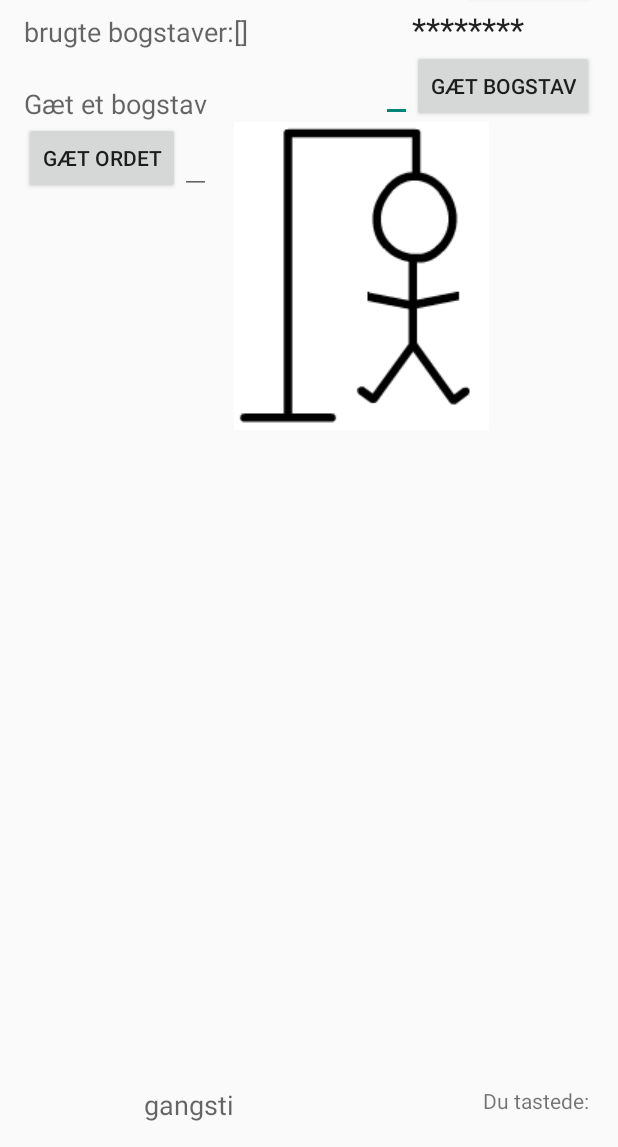
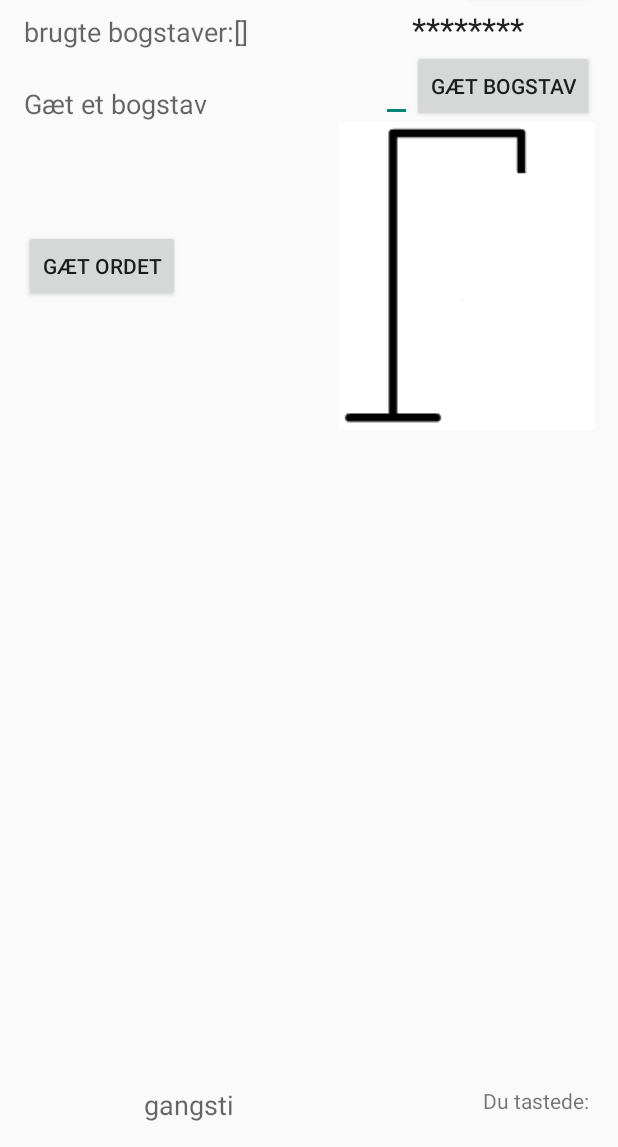
Before and after one commit to jma73/Galgeleg, an Android app: the screen it shows after launch (GalgelejActivity), after a tap on "GÆT BOGSTAV", on a phone screen of 412 x 824 dp, the part 89-1236 px from its top. Run offline under Robolectric (Android 15) with nearby library versions, the phone set to English and light mode, and no system bars; 2 other taps on this screen came first.

Commit message:
mere på plads.
men havde computeren løb tør for strøm, og det var Android Studio ikke glad for. mistede settings, og fx. projectets git forbindelse forsvandt.
Det ser ok ud nu, men det skal testes...

```diff
--- a/app/src/main/java/dk/jpeace/jan/galgeleg/GalgelejActivity.java
+++ b/app/src/main/java/dk/jpeace/jan/galgeleg/GalgelejActivity.java
@@ -20,6 +20,8 @@ import java.util.ArrayList;
 public class GalgelejActivity extends Activity implements OnClickListener {
 
     Galgelogik gl;
+    private int guessCounter;
+    private int guessMax = 6;
 
     private Button buttonSpil;
     private TextView editviewTest;
@@ -30,22 +32,30 @@ public class GalgelejActivity extends Activity implements OnClickListener {
     private TextView textViewDebug;
     private TextView textViewSynligtOrd;
     private TextView textViewBrugteBogst;
+    private Button buttonGætOrdet;
+    private EditText editTextGætOrdet;
 
     @Override
     protected void onCreate(Bundle savedInstanceState) {
         super.onCreate(savedInstanceState);
         setContentView(R.layout.activity_galgelej);
 
+        guessCounter = 0;
         editviewTest = (TextView)findViewById(R.id.textView);
         textView2Show = (TextView)findViewById(R.id.textViewOrdet);
         textViewDebug = (TextView)findViewById(R.id.textViewDebug);
         textViewSynligtOrd = (TextView)findViewById(R.id.textViewSynligtOrd);
         textViewBrugteBogst = (TextView)findViewById(R.id.textViewBrugteBogst);
+
         editTextBogstav = (EditText)findViewById(R.id.editTextBogstav);
+        editTextGætOrdet = (EditText)findViewById(R.id.editTextGætOrdet);
+
         buttonGæt = (Button) findViewById(R.id.buttonGæt);
         buttonSpil = (Button) findViewById(R.id.buttonSpil);
+        buttonGætOrdet = (Button) findViewById(R.id.buttonGætOrdet);
         buttonGæt.setOnClickListener(this);
         buttonSpil.setOnClickListener(this);
+        buttonGætOrdet.setOnClickListener(this);
 
         imageView1 =  (ImageView)findViewById(R.id.imageViewet);
         imageView1.setImageResource(R.drawable.forkert6);
@@ -81,6 +91,19 @@ public class GalgelejActivity extends Activity implements OnClickListener {
             StartSpil();
         if(v==buttonGæt)
             BogstavTest(editTextBogstav.getText());
+        if(v==buttonGætOrdet)
+            GætOrdet();
+
+    }
+
+    private void GætOrdet() {
+        // denne skal egentlig ikke med i den endelige løsning...
+        Editable gæt = editTextGætOrdet.getText();
+        if(gæt.toString().equals(gl.getOrdet()))
+            Toast.makeText(this, "Juhuuu - du gættede rigtigt!!!", Toast.LENGTH_SHORT).show();
+        else
+            Toast.makeText(this, "Neeej det er forkert!!! Ready to hang??? '" + gæt.toString() + "'", Toast.LENGTH_SHORT).show();
+
     }
 
     private void BogstavTest(Editable text) {
@@ -91,12 +114,16 @@ public class GalgelejActivity extends Activity implements OnClickListener {
 
         if(text.length() != 1)
         {
+            imageView1.setImageResource(R.drawable.forkert3);
+
             Log.d("jj", "det indtastede passer ikke. " + text1);
             Toast.makeText(this, "Fejl: Du skal taste præcis eet bogstav!", Toast.LENGTH_SHORT).show();
 
         }
         else
         {
+            imageView1.setImageResource(R.drawable.forkert5);
+
             gl.gætBogstav(text.toString());
             String syngligtOrd = gl.getSynligtOrd();
             textViewSynligtOrd.setText(syngligtOrd);
@@ -105,6 +132,57 @@ public class GalgelejActivity extends Activity implements OnClickListener {
 
             editTextBogstav.setText("");
         }
+
+        OpdaterGalgeBillede();
+        SpilStatus();
+
+    }
+
+    private void SpilStatus() {
+        if(gl.erSpilletSlut()) {
+            if(gl.erSpilletTabt())
+            {
+                Toast.makeText(this, "Spillet er tabt!!!", Toast.LENGTH_LONG).show();
+
+            }
+            else if(gl.erSpilletVundet())
+            {
+                Toast.makeText(this, "Spillet er vundet!!!", Toast.LENGTH_LONG).show();
+
+            }
+        }
+    }
+
+
+    private void OpdaterGalgeBillede()
+    {
+        int antalForkerte = gl.getAntalForkerteBogstaver();
+        Log.v("jj", (String.valueOf(antalForkerte)));
+        switch (antalForkerte)
+        {
+            case 1:
+                imageView1.setImageResource(R.drawable.forkert1);
+                break;
+            case 2:
+                imageView1.setImageResource(R.drawable.forkert2);
+                break;
+            case 3:
+                imageView1.setImageResource(R.drawable.forkert3);
+                break;
+            case 4:
+                imageView1.setImageResource(R.drawable.forkert4);
+                break;
+            case 5:
+                imageView1.setImageResource(R.drawable.forkert5);
+                break;
+            case 6:
+                imageView1.setImageResource(R.drawable.forkert6);
+                break;
+            default:
+                imageView1.setImageResource(R.drawable.galge);
+
+        }
+        // imageView1.setImageResource(R.drawable.forkert6);
 
     }
 
--- a/app/src/main/res/layout/activity_galgelej.xml
+++ b/app/src/main/res/layout/activity_galgelej.xml
@@ -59,9 +59,15 @@
         android:layout_height="wrap_content"
         android:id="@+id/imageViewet"
         android:contentDescription="galgeimage"
-        android:layout_toEndOf="@+id/textViewOrdet"
-        android:layout_below="@+id/buttonGæt" />
-        <!--android:layout_alignLeft="@+id/textViewOrdet"
+        android:src="@drawable/forkert6"
+        android:layout_below="@+id/editTextBogstav"
+        android:layout_alignRight="@+id/buttonSpil"
+        android:layout_alignEnd="@+id/buttonSpil" />
+        <!--
+                android:layout_below="@+id/buttonGæt"
+
+
+        android:layout_alignLeft="@+id/textViewOrdet"
         android:layout_alignStart="@+id/textViewOrdet"
         />
         -->
@@ -117,9 +123,12 @@
         android:layout_width="wrap_content"
         android:layout_height="wrap_content"
         android:id="@+id/editTextGætOrdet"
+        android:layout_marginBottom="33dp"
         android:layout_alignBottom="@+id/buttonGætOrdet"
-        android:layout_toRightOf="@+id/buttonGætOrdet"
-        android:layout_toEndOf="@+id/buttonGætOrdet" />
+        android:layout_alignParentLeft="true"
+        android:layout_alignParentStart="true"
+        android:layout_marginLeft="22dp"
+        android:layout_marginStart="22dp" />
 
     <Button
         style="?android:attr/buttonStyleSmall"
@@ -128,8 +137,9 @@
         android:text="Gæt ordet"
         android:id="@+id/buttonGætOrdet"
 
-        android:layout_below="@+id/textView3"
+        android:layout_alignTop="@+id/imageViewet"
         android:layout_alignParentLeft="true"
-        android:layout_alignParentStart="true" />
+        android:layout_alignParentStart="true"
+        android:layout_marginTop="72dp" />
 
 </RelativeLayout>
```
